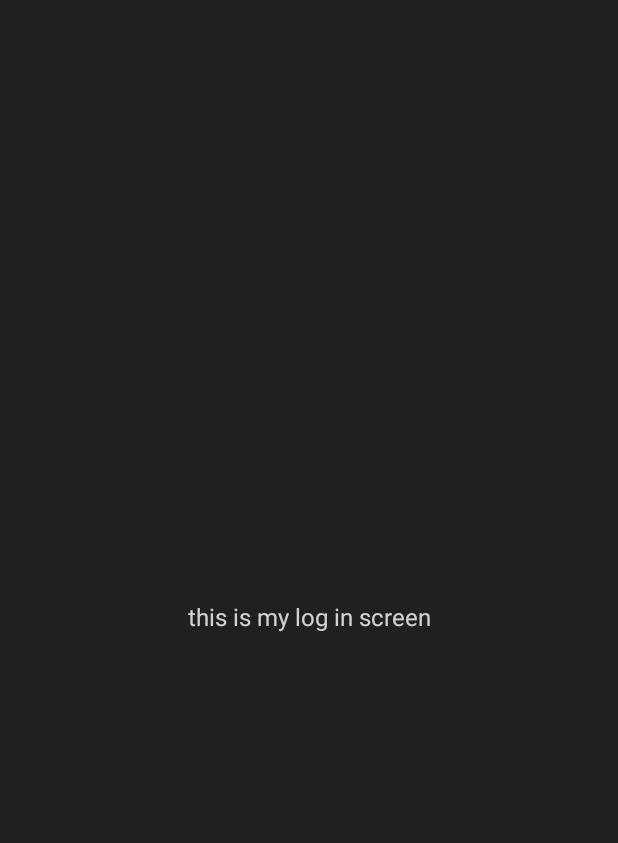
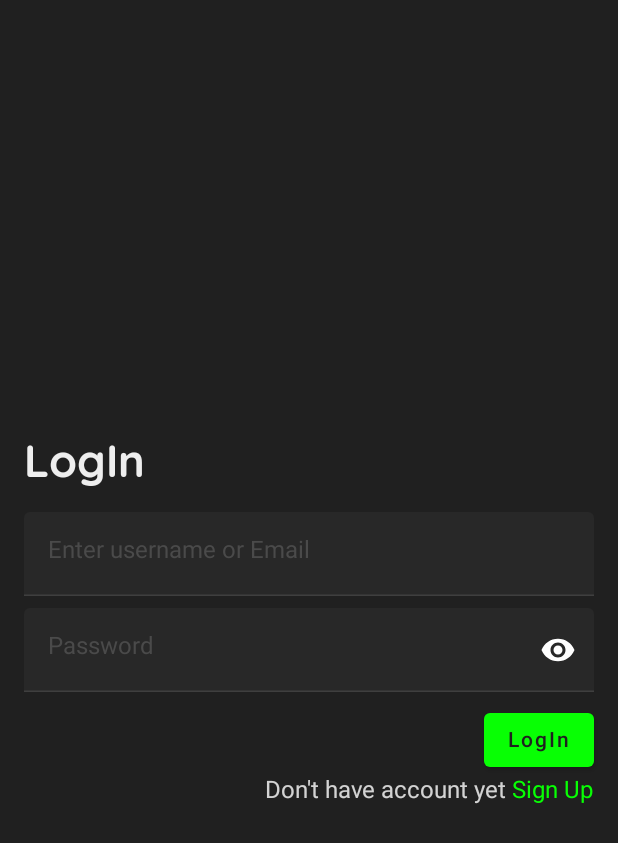
Before and after one commit to bashayerreda/SocialMediaApp, an Android app built with Jetpack Compose: the screen it shows after launch (MainActivity), on a phone screen of 412 x 824 dp. Before the commit the part shown is almost empty. Shown: the top 843 px of the screen. Run offline under Robolectric (Android 15) with nearby library versions, the phone set to English and light mode, and no system bars; our stand-ins replace Dagger/Hilt's generated code, Timber.

Commit message:
finish log in screen

```diff
--- a/app/build.gradle
+++ b/app/build.gradle
@@ -83,7 +83,7 @@ dependencies {
     //Dagger - Hilt
     implementation "com.google.dagger:hilt-android:2.38.1"
     kapt "com.google.dagger:hilt-android-compiler:2.37"
-    implementation "androidx.hilt:hilt-lifecycle-viewmodel:1.0.0-alpha03"
+   // implementation "androidx.hilt:hilt-lifecycle-viewmodel:1.0.0-alpha03"
     kapt "androidx.hilt:hilt-compiler:1.0.0"
     implementation 'androidx.hilt:hilt-navigation-compose:1.0.0-alpha03'
 
@@ -120,4 +120,5 @@ dependencies {
     androidTestImplementation 'androidx.test:core-ktx:1.4.0'
     androidTestImplementation "com.squareup.okhttp3:mockwebserver:4.9.1"
     androidTestImplementation "io.mockk:mockk-android:1.12.0"
+
 }
--- a/app/src/main/AndroidManifest.xml
+++ b/app/src/main/AndroidManifest.xml
@@ -2,8 +2,9 @@
 <manifest xmlns:android="http://schemas.android.com/apk/res/android"
     xmlns:tools="http://schemas.android.com/tools"
     package="com.example.socialmedia">
-
+<uses-permission android:name="android.permission.INTERNET"/>
     <application
+        android:name=".BaseApplication"
         android:allowBackup="true"
         android:dataExtractionRules="@xml/data_extraction_rules"
         android:fullBackupContent="@xml/backup_rules"
--- /dev/null
+++ b/app/src/main/java/com/example/socialmedia/BaseApplication.kt
@@ -0,0 +1,16 @@
+package com.example.socialmedia
+
+import android.app.Application
+import dagger.hilt.android.HiltAndroidApp
+import timber.log.Timber
+
+@HiltAndroidApp
+class BaseApplication : Application() {
+    override fun onCreate() {
+        super.onCreate()
+        if(BuildConfig.DEBUG) {
+            Timber.plant(Timber.DebugTree())
+        }
+    }
+
+}
--- a/app/src/main/java/com/example/socialmedia/MainActivity.kt
+++ b/app/src/main/java/com/example/socialmedia/MainActivity.kt
@@ -4,6 +4,7 @@ import android.os.Bundle
 import androidx.activity.ComponentActivity
 import androidx.activity.compose.setContent
 import androidx.compose.foundation.layout.fillMaxSize
+import androidx.compose.material.ExperimentalMaterialApi
 import androidx.compose.material.MaterialTheme
 import androidx.compose.material.Surface
 import androidx.compose.material.Text
@@ -12,9 +13,11 @@ import androidx.compose.ui.Modifier
 import androidx.compose.ui.tooling.preview.Preview
 import com.example.socialmedia.presentation.ui.theme.SocialMediaTheme
 import com.example.socialmedia.presentation.util.navigation
+import dagger.hilt.android.AndroidEntryPoint
 
-
+@AndroidEntryPoint
 class MainActivity : ComponentActivity() {
+   // @ExperimentalMaterialApi
     override fun onCreate(savedInstanceState: Bundle?) {
         super.onCreate(savedInstanceState)
         setContent {
--- /dev/null
+++ b/app/src/main/java/com/example/socialmedia/presentation/ui/loginscreen/LoginViewModel.kt
@@ -0,0 +1,51 @@
+package com.example.socialmedia.presentation.ui.loginscreen
+
+import androidx.compose.runtime.State
+import androidx.compose.runtime.mutableStateOf
+import androidx.lifecycle.ViewModel
+import androidx.lifecycle.viewModelScope
+import androidx.lifecycle.viewmodel.compose.viewModel
+import dagger.hilt.android.lifecycle.HiltViewModel
+import kotlinx.coroutines.launch
+import javax.inject.Inject
+
+@HiltViewModel
+class LoginViewModel @Inject constructor() : ViewModel(){
+    private val _userNameText = mutableStateOf("")
+    val usernameText: State<String> = _userNameText
+
+    private val _passwordText = mutableStateOf("")
+    val passwordText : State<String> = _passwordText
+
+    private val _showPassword = mutableStateOf(false)
+    val showPassword: State<Boolean> = _showPassword
+
+    private val _usernameError = mutableStateOf("")
+    val usernameError: State<String> = _usernameError
+
+    private val _passwordError = mutableStateOf("")
+    val passwordError: State<String> = _passwordError
+
+    fun takeUsernameFromView(username : String){
+        viewModelScope.launch {
+            _userNameText.value = username
+        }
+    }
+    fun takePasswordFromView(password: String){
+        viewModelScope.launch {
+            _passwordText.value = password
+        }
+    }
+    fun setIsUsernameError(error: String) {
+        _usernameError.value = error
+    }
+
+    fun setIsPasswordError(error: String) {
+        _passwordError.value = error
+    }
+
+    fun setShowPassword(showPassword: Boolean) {
+        _showPassword.value = showPassword
+    }
+
+}
--- a/app/src/main/java/com/example/socialmedia/presentation/ui/loginscreen/loginScreen.kt
+++ b/app/src/main/java/com/example/socialmedia/presentation/ui/loginscreen/loginScreen.kt
@@ -1,17 +1,103 @@
 package com.example.socialmedia.presentation.ui.loginscreen
-
-import androidx.compose.foundation.layout.Box
-import androidx.compose.foundation.layout.fillMaxSize
+import android.widget.GridLayout
+import androidx.compose.foundation.clickable
+import com.example.socialmedia.R
+import androidx.compose.foundation.layout.*
+import androidx.compose.material.Button
+import androidx.compose.material.MaterialTheme
 import androidx.compose.material.Text
 import androidx.compose.runtime.Composable
 import androidx.compose.ui.Alignment
+import androidx.compose.ui.Alignment.Companion.CenterHorizontally
 import androidx.compose.ui.Modifier
+import androidx.compose.ui.res.stringResource
+import androidx.compose.ui.text.SpanStyle
+import androidx.compose.ui.text.buildAnnotatedString
+import androidx.compose.ui.text.input.KeyboardType
+import androidx.compose.ui.text.withStyle
+import androidx.compose.ui.unit.dp
+import androidx.hilt.navigation.compose.hiltViewModel
 import androidx.navigation.NavController
+import com.example.socialmedia.presentation.ui.theme.mediumSpace
+import com.example.socialmedia.presentation.ui.theme.smallSpace
+import com.example.socialmedia.presentation.util.InputText
+import com.example.socialmedia.presentation.util.Screens
 
 @Composable
-fun logInScreen(navController: NavController){
-    Box(Modifier.fillMaxSize(), contentAlignment = Alignment.Center)
+fun logInScreen(navController: NavController,viewModel: LoginViewModel = hiltViewModel()) {
+    Column(
+        verticalArrangement = Arrangement.Center,
+        modifier = Modifier
+            .fillMaxSize()
+            .padding(horizontal = mediumSpace)
+
+    )
     {
-        Text(text = "this is my log in screen")
-    }
+        Text(
+            text = stringResource(id = R.string.login),
+            style = MaterialTheme.typography.h1
+        )
+        Spacer(modifier = Modifier.height(mediumSpace))
+
+        InputText(Text = viewModel.usernameText.value,
+            hint = stringResource(id = R.string.EnterusernameorEmail),
+            onValueChanged = {
+                viewModel.takeUsernameFromView(it)
+            })
+        Spacer(modifier = Modifier.height(smallSpace))
+        InputText(Text = viewModel.passwordText.value,
+            hint = stringResource(id = R.string.Enterpassword),
+            onValueChanged = {
+                viewModel.takePasswordFromView(it)
+            },
+            keyBoardType = KeyboardType.Password,
+            isPasswordVisible = viewModel.showPassword.value,
+            onPasswordToggleClick = {
+                viewModel.setShowPassword(it)
+            }
+        )
+
+        Spacer(modifier = Modifier.height(smallSpace))
+        Button(
+            onClick = {
+                navController.navigate(
+                    Screens.MainFeedScreen.route
+                )
+            },
+            modifier = Modifier
+                .align(Alignment.End)
+        ) {
+            Text(
+                text = stringResource(id = R.string.login),
+                color = MaterialTheme.colors.onPrimary
+            )
+        }
+
+    Text(
+        text = buildAnnotatedString {
+            append(stringResource(id = R.string.dont_have_an_account_yet))
+            append(" ")
+            val signUpText =
+                stringResource(id = R.string.sign_up)
+            withStyle(
+                style = SpanStyle(
+                    color = MaterialTheme.colors.primary
+                )
+            ) {
+                append(signUpText)
+            }
+        },
+        style = MaterialTheme.typography.body1,
+        modifier = Modifier
+            .align(Alignment.End)
+            .clickable {
+                navController.navigate(
+                    Screens.RegisterScreen.route
+                )
+            }
+
+    )
+
 }
+
+}
--- a/app/src/main/java/com/example/socialmedia/presentation/ui/splashscreen/SplashScreen.kt
+++ b/app/src/main/java/com/example/socialmedia/presentation/ui/splashscreen/SplashScreen.kt
@@ -43,7 +43,7 @@ fun splashScreen(navController: NavController){
              }
          )
      )
-       delay(Constants.DELAY_FOR_SPLASH_SCREEN)
+       //delay(Constants.DELAY_FOR_SPLASH_SCREEN)
        navController.popBackStack()
        navController.navigate(Screens.LoginScreen.route)
    }
--- /dev/null
+++ b/app/src/main/java/com/example/socialmedia/presentation/ui/theme/Dimensions.kt
@@ -0,0 +1,8 @@
+package com.example.socialmedia.presentation.ui.theme
+
+import androidx.compose.ui.unit.dp
+
+
+    val smallSpace = 8.dp
+    val mediumSpace = 16.dp
+    val largeSpace = 24.dp
--- a/app/src/main/java/com/example/socialmedia/presentation/ui/theme/Type.kt
+++ b/app/src/main/java/com/example/socialmedia/presentation/ui/theme/Type.kt
@@ -2,17 +2,44 @@
 
 import androidx.compose.material.Typography
 import androidx.compose.ui.text.TextStyle
+import androidx.compose.ui.text.font.Font
 import androidx.compose.ui.text.font.FontFamily
 import androidx.compose.ui.text.font.FontWeight
 import androidx.compose.ui.unit.sp
+import com.example.socialmedia.R
 
 // Set of Material typography styles to start with
+val quickSandFont  = FontFamily(Font(R.font.quicksand_bold,FontWeight.Bold),
+            Font(R.font.quicksand_semibold,FontWeight.SemiBold),
+            Font(R.font.quicksand_light,FontWeight.Light),
+            Font(R.font.quicksand_medium,FontWeight.Medium),
+            Font(R.font.quicksand_regular,FontWeight.Normal),
+)
 val Typography = Typography(
     body1 = TextStyle(
         fontFamily = FontFamily.Default,
         fontWeight = FontWeight.Normal,
         fontSize = 16.sp
+    ),
+    h1 = TextStyle(
+        fontFamily = quickSandFont,
+        fontWeight = FontWeight.Bold,
+        fontSize = 30.sp,
+        color = TextWhite
+
+
+    ),
+    h2 = TextStyle(
+        fontFamily = quickSandFont,
+        fontWeight = FontWeight.Medium,
+        fontSize = 24.sp
+    ),
+    body2 = TextStyle(
+        fontFamily = quickSandFont,
+        fontWeight = FontWeight.Normal,
+        fontSize = 12.sp
     )
+
     /* Other default text styles to override
     button = TextStyle(
         fontFamily = FontFamily.Default,
--- /dev/null
+++ b/app/src/main/java/com/example/socialmedia/presentation/util/Components.kt
@@ -0,0 +1,165 @@
+package com.example.socialmedia.presentation.util
+
+import androidx.compose.foundation.layout.fillMaxSize
+import androidx.compose.foundation.layout.fillMaxWidth
+import androidx.compose.foundation.layout.size
+import androidx.compose.foundation.text.KeyboardOptions
+import androidx.compose.material.*
+import androidx.compose.material.icons.Icons
+import androidx.compose.material.icons.filled.Visibility
+import androidx.compose.material.icons.filled.VisibilityOff
+import androidx.compose.runtime.*
+import androidx.compose.ui.Modifier
+import androidx.compose.ui.graphics.Color
+import androidx.compose.ui.graphics.vector.ImageVector
+import androidx.compose.ui.res.stringResource
+import androidx.compose.ui.semantics.semantics
+import androidx.compose.ui.semantics.testTag
+import androidx.compose.ui.text.input.KeyboardType
+import androidx.compose.ui.text.input.PasswordVisualTransformation
+import androidx.compose.ui.text.input.VisualTransformation
+import com.example.socialmedia.R
+import androidx.compose.ui.unit.dp
+
+
+//Change State based on send data to viewModel viewmodel will manage state
+@Composable
+fun InputText(
+    Text: String = "",
+    hint: String = "",
+    isError : Boolean = false,
+    maxSize : Int = 40 ,
+    keyBoardType : KeyboardType = KeyboardType.Text,
+    onValueChanged: (String) -> Unit,
+    isPasswordToggleDisplayed: Boolean = keyBoardType == KeyboardType.Password,
+    isPasswordVisible: Boolean = false,
+    onPasswordToggleClick: (Boolean) -> Unit = {},
+) {
+
+   TextField(
+       value =Text
+       , onValueChange = {
+           if (it.length <= maxSize){
+               onValueChanged(it)
+           }
+       },
+
+       placeholder = {
+           Text(
+           text = hint,
+               style = MaterialTheme.typography.body1
+           )
+
+       }, isError = isError,
+       keyboardOptions = KeyboardOptions(
+           keyboardType = keyBoardType
+       ),
+       visualTransformation = if (!isPasswordVisible && isPasswordToggleDisplayed) {
+           PasswordVisualTransformation()
+       } else {
+           VisualTransformation.None
+       },
+
+       trailingIcon = if(isPasswordToggleDisplayed) {
+           val icon: @Composable () -> Unit = {
+               IconButton(
+                   onClick = {
+                       onPasswordToggleClick(!isPasswordVisible)
+                   },
+
+               ) {
+                   Icon(
+                       imageVector = if (isPasswordVisible) {
+                           Icons.Filled.VisibilityOff
+                       } else {
+                           Icons.Filled.Visibility
+                       },
+                       tint = Color.White,
+                       contentDescription = if (isPasswordVisible) {
+
+                           stringResource(id = R.string.password_visible_content_description)
+                       } else {
+                           stringResource(id = R.string.password_hidden_content_description)
+                       }
+                   )
+               }
+           }
+           icon
+       } else null,
+
+
+
+
+
+       modifier = Modifier.fillMaxWidth()
+
+   )
+
+}
+
+//change password state based on remember
+/*@Composable
+fun InputText(
+    Text: String = "",
+    hint: String = "",
+    isError : Boolean = false,
+    keyBoardType : KeyboardType = KeyboardType.Text,
+    onValueChanged: (String) -> Unit,
+
+) {
+    val passwordDisplayed by remember {
+        mutableStateOf(keyBoardType == KeyboardType.Password)
+    }
+    var isPasswordVisible by remember {
+        mutableStateOf(false)
+    }
+
+    TextField(
+        value =Text
+        , onValueChange =  onValueChanged,
+        placeholder = {
+            Text(
+                text = hint,
+                style = MaterialTheme.typography.body1
+            )
+
+        }, isError = isError,
+        keyboardOptions = KeyboardOptions(
+            keyboardType = keyBoardType
+        ),
+        visualTransformation = if (!isPasswordVisible && passwordDisplayed) {
+            PasswordVisualTransformation()
+        } else {
+            VisualTransformation.None
+        },
+
+       trailingIcon = {
+           if (passwordDisplayed) {
+               IconButton(
+                   onClick = {
+                       isPasswordVisible = !isPasswordVisible
+                   }) {
+
+
+                   Icon(
+                       imageVector = if (isPasswordVisible) {
+                           Icons.Filled.VisibilityOff
+                       } else {
+                           Icons.Filled.Visibility
+                       },
+                       tint = Color.White,
+                       contentDescription = if (isPasswordVisible) {
+
+                           stringResource(id = R.string.password_visible_content_description)
+                       } else {
+                           stringResource(id = R.string.password_hidden_content_description)
+                       }
+                   )
+               }
+           }
+       },
+
+           modifier = Modifier.fillMaxWidth()
+
+           )
+       }*/
--- a/app/src/main/java/com/example/socialmedia/presentation/util/navigation.kt
+++ b/app/src/main/java/com/example/socialmedia/presentation/util/navigation.kt
@@ -5,6 +5,7 @@ import androidx.navigation.compose.NavHost
 import androidx.navigation.compose.composable
 import androidx.navigation.compose.rememberNavController
 import com.example.socialmedia.presentation.ui.loginscreen.logInScreen
+import com.example.socialmedia.presentation.ui.sigup.SignUpScreen
 import com.example.socialmedia.presentation.ui.splashscreen.splashScreen
 
 @Composable
@@ -17,5 +18,8 @@ fun navigation() {
         composable(Screens.LoginScreen.route) {
             logInScreen(navController = navController)
         }
+        composable(Screens.RegisterScreen.route) {
+             SignUpScreen(navController = navController)
+        }
     }
 }
--- a/app/src/main/res/values/strings.xml
+++ b/app/src/main/res/values/strings.xml
@@ -1,3 +1,10 @@
 <resources>
     <string name="app_name">SocialMedia</string>
+    <string name="login">LogIn</string>
+    <string name="EnterusernameorEmail">Enter username or Email</string>
+    <string name="Enterpassword">Password</string>
+    <string name="password_visible_content_description">Password visible</string>
+    <string name="password_hidden_content_description">Password hidden</string>
+    <string name="dont_have_an_account_yet">Don\'t have account yet</string>
+    <string name="sign_up">Sign Up</string>
 </resources>
```
Also changed, not shown: app/src/main/java/com/example/socialmedia/di/AppModule.kt (added, +11 -0 lines), app/src/main/java/com/example/socialmedia/presentation/ui/sigup/SignUp.kt (added, +13 -0 lines), app/src/main/res/font/quicksand_bold.ttf (added), app/src/main/res/font/quicksand_light.ttf (added), app/src/main/res/font/quicksand_medium.ttf (added), app/src/main/res/font/quicksand_regular.ttf (added), app/src/main/res/font/quicksand_semibold.ttf (added).
